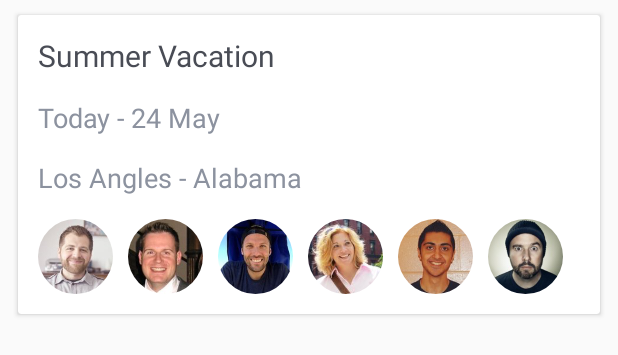
After one commit to moe-uxa/KarPooler, an Android app: the layout card_trip.xml on its own in the app's theme, with its tools: preview values and no code run, on a phone screen of 412 x 824 dp. The commit adds this screen. Shown: the top 355 px of the screen. Run offline under Robolectric (Android 15) with nearby library versions, the phone set to English and light mode, and no system bars.

Commit message:
Trip Tab: - Trip card layout created - Trips Recycler view adapter created - Trip DTO created

```diff
--- a/karpooler-android-app/app/build.gradle
+++ b/karpooler-android-app/app/build.gradle
@@ -36,4 +36,5 @@ dependencies {
     compile 'org.apmem.tools:layouts:1.10@aar'
     compile 'com.google.android.gms:play-services:8.1.0'
     compile 'de.hdodenhof:circleimageview:2.0.0'
+    compile 'com.timehop.stickyheadersrecyclerview:library:0.4.2@aar'
 }
--- /dev/null
+++ b/karpooler-android-app/app/src/main/res/layout/card_trip.xml
@@ -0,0 +1,109 @@
+<?xml version="1.0" encoding="utf-8"?>
+<android.support.v7.widget.CardView xmlns:android="http://schemas.android.com/apk/res/android"
+    xmlns:card_view="http://schemas.android.com/apk/res-auto"
+    xmlns:tools="http://schemas.android.com/tools"
+    android:id="@+id/card_view"
+    android:layout_width="match_parent"
+    android:layout_height="wrap_content"
+    android:layout_marginBottom="10dp"
+    android:layout_marginLeft="12dp"
+    android:layout_marginRight="12dp"
+    android:layout_marginTop="10dp"
+    android:background="@android:color/white">
+
+    <LinearLayout
+        android:layout_width="match_parent"
+        android:layout_height="match_parent"
+        android:orientation="vertical"
+        android:padding="13dp">
+
+        <TextView
+            android:id="@+id/tv_trip_name"
+            android:layout_width="wrap_content"
+            android:layout_height="wrap_content"
+            android:text="Summer Vacation"
+            android:textColor="@color/tripCardTextColor"
+            android:textSize="20sp" />
+
+        <TextView
+            android:id="@+id/tv_trip_date"
+            android:layout_width="wrap_content"
+            android:layout_height="wrap_content"
+            android:layout_marginTop="15dp"
+            android:text="Today - 24 May"
+            android:textColor="@color/tripCardTextLightColor"
+            android:textSize="18sp" />
+
+
+        <TextView
+            android:id="@+id/tv_trip_from_to"
+            android:layout_width="wrap_content"
+            android:layout_height="wrap_content"
+            android:layout_marginTop="15dp"
+            android:text="Los Angles - Alabama"
+            android:textColor="@color/tripCardTextLightColor"
+            android:textSize="18sp" />
+
+        <LinearLayout
+            android:id="@+id/layout_people"
+            android:layout_width="match_parent"
+            android:layout_height="wrap_content"
+            android:layout_marginTop="15dp"
+            android:orientation="horizontal">
+
+            <de.hdodenhof.circleimageview.CircleImageView xmlns:app="http://schemas.android.com/apk/res-auto"
+                android:layout_width="50dp"
+                android:layout_height="50dp"
+                android:layout_alignParentLeft="true"
+                android:layout_alignParentTop="true"
+                android:layout_marginRight="10dp"
+                android:src="@drawable/person1" />
+
+            <de.hdodenhof.circleimageview.CircleImageView xmlns:app="http://schemas.android.com/apk/res-auto"
+                android:layout_width="50dp"
+                android:layout_height="50dp"
+                android:layout_alignParentLeft="true"
+                android:layout_alignParentTop="true"
+                android:layout_marginRight="10dp"
+                android:src="@drawable/person2" />
+
+
+            <de.hdodenhof.circleimageview.CircleImageView xmlns:app="http://schemas.android.com/apk/res-auto"
+                android:layout_width="50dp"
+                android:layout_height="50dp"
+                android:layout_alignParentLeft="true"
+                android:layout_alignParentTop="true"
+                android:layout_marginRight="10dp"
+                android:src="@drawable/person3" />
+
+            <de.hdodenhof.circleimageview.CircleImageView xmlns:app="http://schemas.android.com/apk/res-auto"
+                android:layout_width="50dp"
+                android:layout_height="50dp"
+                android:layout_alignParentLeft="true"
+                android:layout_alignParentTop="true"
+                android:layout_marginRight="10dp"
+                android:src="@drawable/person4" />
+
+            <de.hdodenhof.circleimageview.CircleImageView xmlns:app="http://schemas.android.com/apk/res-auto"
+                android:layout_width="50dp"
+                android:layout_height="50dp"
+                android:layout_alignParentLeft="true"
+                android:layout_alignParentTop="true"
+                android:layout_marginRight="10dp"
+                android:src="@drawable/person5" />
+
+            <de.hdodenhof.circleimageview.CircleImageView xmlns:app="http://schemas.android.com/apk/res-auto"
+                android:layout_width="50dp"
+                android:layout_height="50dp"
+                android:layout_alignParentLeft="true"
+                android:layout_alignParentTop="true"
+                android:layout_marginRight="10dp"
+                android:src="@drawable/person6" />
+
+
+        </LinearLayout>
+
+    </LinearLayout>
+
+
+</android.support.v7.widget.CardView>
--- a/karpooler-android-app/app/src/main/res/values/colors.xml
+++ b/karpooler-android-app/app/src/main/res/values/colors.xml
@@ -10,4 +10,8 @@
 
     <color name="light_gray">#d7d5d5</color>
 
+    <!-- trip card -->
+    <color name="tripCardTextColor">#494c55</color>
+    <color name="tripCardTextLightColor">#8c929f</color>
+
 </resources>
```
Also changed, not shown: karpooler-android-app/app/src/main/java/com/eramo/karpooler/activities/CreateTripActivity.java (+17 -0 lines), karpooler-android-app/app/src/main/java/com/eramo/karpooler/adapters/TripsRecyclerViewAdapter.java (added, +61 -0 lines), karpooler-android-app/app/src/main/java/com/eramo/karpooler/fragments/MyTripFragment.java (+34 -0 lines), karpooler-android-app/app/src/main/java/com/eramo/karpooler/helpers/Constants.java (+7 -0 lines), karpooler-android-app/app/src/main/java/com/eramo/karpooler/models/dtos/GroupCreationFeedDTO.java (+10 -0 lines), karpooler-android-app/app/src/main/java/com/eramo/karpooler/models/dtos/TripDTO.java (added, +83 -0 lines), karpooler-android-app/app/src/main/res/layout/fragment_my_trip.xml (+10 -5 lines), 1 other file.
